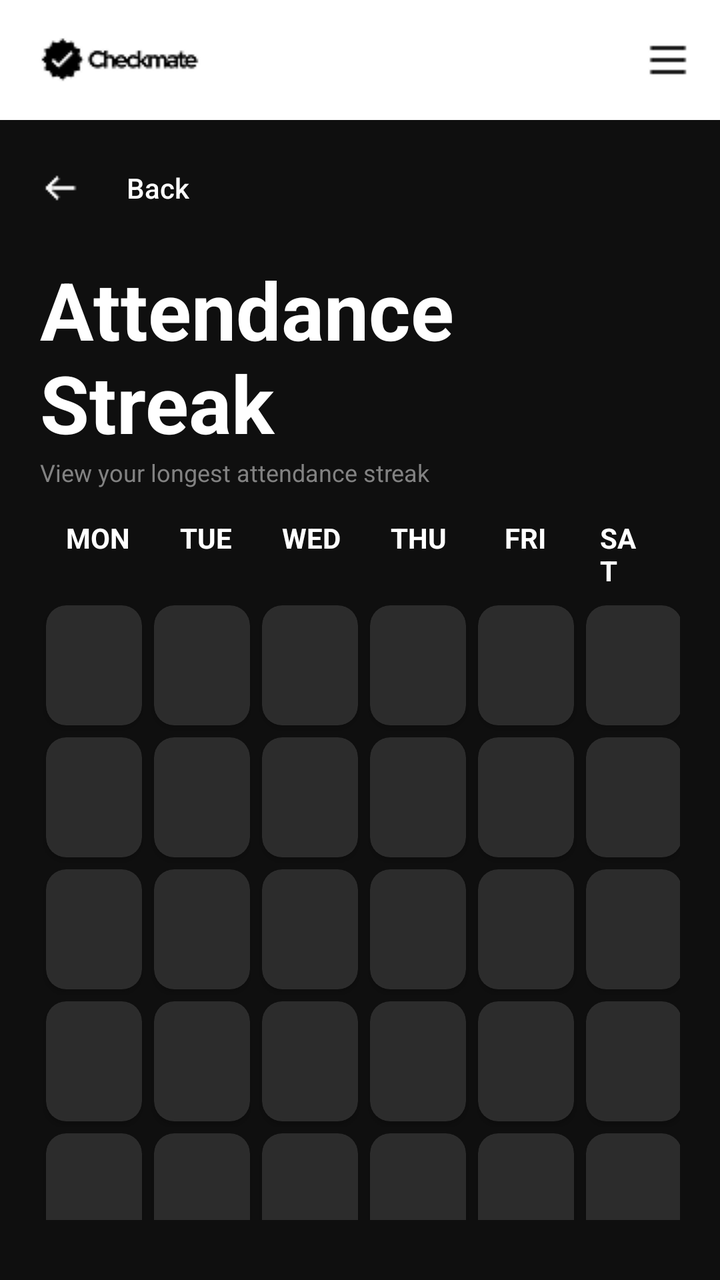
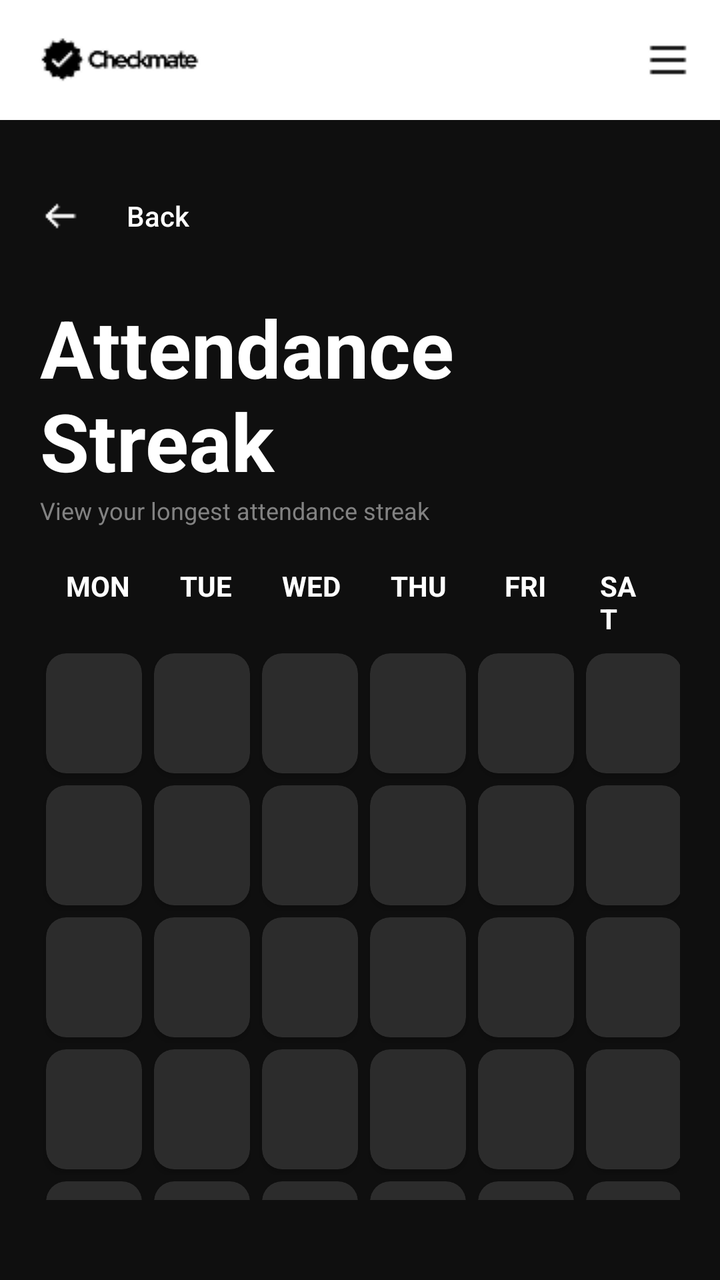

Screens rendered from an Android XML layout before and after an edit, with the pre-edit source and the edit as a unified diff.
<!-- AndroidManifest.xml: application theme Theme.AuthTest -->
<!-- res/layout/activity_attendance_streak.xml -->
<?xml version="1.0" encoding="utf-8"?>
<androidx.drawerlayout.widget.DrawerLayout xmlns:android="http://schemas.android.com/apk/res/android"
    xmlns:tools="http://schemas.android.com/tools"
    xmlns:app="http://schemas.android.com/apk/res-auto"
    android:id="@+id/main"
    android:layout_width="match_parent"
    android:layout_height="match_parent"
    android:orientation="vertical"
    android:background="#0F0F0F"
    android:fitsSystemWindows="true"
    tools:context=".AttendanceStreak">

    <LinearLayout
        android:layout_width="match_parent"
        android:layout_height="match_parent"
        android:orientation="vertical">

        <RelativeLayout
            android:layout_width="match_parent"
            android:layout_height="60dp"
            android:background="#FFFFFF">

            <ImageView
                android:id="@+id/header_logo"
                android:layout_width="wrap_content"
                android:layout_height="wrap_content"
                android:layout_alignParentStart="true"
                android:layout_centerVertical="true"
                android:layout_marginStart="16dp"
                android:src="@drawable/header_logo"
                android:contentDescription="header_logo" />

            <ImageView
                android:id="@+id/hamburger_icon"
                android:layout_width="wrap_content"
                android:layout_height="wrap_content"
                android:layout_alignParentEnd="true"
                android:layout_centerVertical="true"
                android:layout_marginEnd="16dp"
                android:src="@drawable/hamburger_icon"
                android:contentDescription="hamburger_icon" />

        </RelativeLayout>

        <LinearLayout
            android:layout_width="match_parent"
            android:layout_height="wrap_content"
            android:paddingHorizontal="20dp"
            android:paddingTop="10dp"
            android:paddingBottom="10dp">

            <androidx.appcompat.widget.AppCompatButton
                android:id="@+id/backButton"
                android:layout_width="wrap_content"
                android:layout_height="wrap_content"
                android:background="@android:color/transparent"
                android:drawableStart="@drawable/left_arrow"
                android:drawablePadding="10dp"
                android:text="Back"
                android:textAllCaps="false"
                android:textColor="#FFFFFF" />
            
        </LinearLayout>

            <LinearLayout
                android:layout_width="match_parent"
                android:layout_height="wrap_content"
                android:orientation="vertical"
                android:paddingLeft="20dp"
                android:paddingRight="20dp"
                android:paddingBottom="20dp">

                <LinearLayout
                    android:layout_width="match_parent"
                    android:layout_height="wrap_content"
                    android:orientation="vertical"
                    android:layout_marginBottom="15dp"
                    android:paddingTop="0dp" >

                    <TextView
                        android:text="Attendance Streak"
                        android:textColor="#FFFFFF"
                        android:textStyle="bold"
                        android:textSize="40sp"
                        android:layout_width="wrap_content"
                        android:layout_height="wrap_content" />

                    <TextView
                        android:text="View your longest attendance streak"
                        android:textColor="#828282"
                        android:textSize="12sp"
                        android:layout_width="wrap_content"
                        android:layout_height="wrap_content" />

                </LinearLayout>

                <LinearLayout
                    android:layout_width="match_parent"
                    android:layout_height="wrap_content"
                    android:layout_marginBottom="5dp"
                    android:gravity="center_horizontal"
                    android:orientation="horizontal">

                    <TextView
                        android:layout_width="wrap_content"
                        android:layout_height="wrap_content"
                        android:text="MON"
                        android:textColor="#FFFFFF"
                        android:textSize="14sp"
                        android:textStyle="bold"
                        android:layout_marginLeft="13dp"
                        android:layout_marginRight="25dp"/>

                    <TextView
                        android:layout_width="wrap_content"
                        android:layout_height="wrap_content"
                        android:text="TUE"
                        android:textColor="#FFFFFF"
                        android:textSize="14sp"
                        android:textStyle="bold"
                        android:layout_marginRight="25dp"/>

                    <TextView
                        android:layout_width="wrap_content"
                        android:layout_height="wrap_content"
                        android:text="WED"
                        android:textColor="#FFFFFF"
                        android:textSize="14sp"
                        android:textStyle="bold"
                        android:layout_marginRight="25dp"/>

                    <TextView
                        android:layout_width="wrap_content"
                        android:layout_height="wrap_content"
                        android:text="THU"
                        android:textColor="#FFFFFF"
                        android:textSize="14sp"
                        android:textStyle="bold"
                        android:layout_marginRight="29dp"/>

                    <TextView
                        android:layout_width="wrap_content"
                        android:layout_height="wrap_content"
                        android:text="FRI"
                        android:textColor="#FFFFFF"
                        android:textSize="14sp"
                        android:textStyle="bold"
                        android:layout_marginRight="16dp"/>

                    <TextView
                        android:layout_width="wrap_content"
                        android:layout_height="wrap_content"
                        android:text="SAT"
                        android:textColor="#FFFFFF"
                        android:textSize="14sp"
                        android:textStyle="bold"
                        android:layout_marginLeft="11dp"
                        android:layout_marginRight="15dp"/>

                </LinearLayout>

                <LinearLayout
                    android:layout_width="match_parent"
                    android:layout_height="wrap_content"
                    android:orientation="vertical"
                    android:gravity="center_horizontal"
                    android:layout_marginBottom="10dp" >

                    <LinearLayout
                        android:layout_width="wrap_content"
                        android:layout_height="wrap_content">

                        <include
                            android:id="@+id/monday_week1"
                            layout="@layout/streak_card" />

                        <include
                            android:id="@+id/tuesday_week1"
                            layout="@layout/streak_card" />

                        <include
                            android:id="@+id/wednesday_week1"
                            layout="@layout/streak_card" />

                        <include
                            android:id="@+id/thursday_week1"
                            layout="@layout/streak_card" />

                        <include
                            android:id="@+id/friday_week1"
                            layout="@layout/streak_card" />

                        <include
                            android:id="@+id/saturday_week1"
                            layout="@layout/streak_card" />

                    </LinearLayout>

                    <LinearLayout
                        android:layout_width="wrap_content"
                        android:layout_height="wrap_content" >

                        <include
                            android:id="@+id/monday_week2"
                            layout="@layout/streak_card" />

                        <include
                            android:id="@+id/tuesday_week2"
                            layout="@layout/streak_card" />

                        <include
                            android:id="@+id/wednesday_week2"
                            layout="@layout/streak_card" />

                        <include
                            android:id="@+id/thursday_week2"
                            layout="@layout/streak_card" />

                        <include
                            android:id="@+id/friday_week2"
                            layout="@layout/streak_card" />

                        <include
                            android:id="@+id/saturday_week2"
                            layout="@layout/streak_card" />
                        
                    </LinearLayout>
                    
                    <LinearLayout
                        android:layout_width="wrap_content"
                        android:layout_height="wrap_content" >

                        <include
                            android:id="@+id/monday_week3"
                            layout="@layout/streak_card" />

                        <include
                            android:id="@+id/tuesday_week3"
                            layout="@layout/streak_card" />

                        <include
                            android:id="@+id/wednesday_week3"
                            layout="@layout/streak_card" />

                        <include
                            android:id="@+id/thursday_week3"
                            layout="@layout/streak_card" />

                        <include
                            android:id="@+id/friday_week3"
                            layout="@layout/streak_card" />

                        <include
                            android:id="@+id/saturday_week3"
                            layout="@layout/streak_card" />
                        
                    </LinearLayout>

                    <LinearLayout
                        android:layout_width="wrap_content"
                        android:layout_height="wrap_content" >

                        <include
                            android:id="@+id/monday_week4"
                            layout="@layout/streak_card" />

                        <include
                            android:id="@+id/tuesday_week4"
                            layout="@layout/streak_card" />

                        <include
                            android:id="@+id/wednesday_week4"
                            layout="@layout/streak_card" />

                        <include
                            android:id="@+id/thursday_week4"
                            layout="@layout/streak_card" />

                        <include
                            android:id="@+id/friday_week4"
                            layout="@layout/streak_card" />

                        <include
                            android:id="@+id/saturday_week4"
                            layout="@layout/streak_card" />
                        
                    </LinearLayout>

                    <LinearLayout
                        android:layout_width="wrap_content"
                        android:layout_height="wrap_content" >

                        <include
                            android:id="@+id/monday_week5"
                            layout="@layout/streak_card" />

                        <include
                            android:id="@+id/tuesday_week5"
                            layout="@layout/streak_card" />

                        <include
                            android:id="@+id/wednesday_week5"
                            layout="@layout/streak_card" />

                        <include
                            android:id="@+id/thursday_week5"
                            layout="@layout/streak_card" />

                        <include
                            android:id="@+id/friday_week5"
                            layout="@layout/streak_card" />

                        <include
                            android:id="@+id/saturday_week5"
                            layout="@layout/streak_card" />

                    </LinearLayout>

                </LinearLayout>

                <TextView
                    android:layout_width="wrap_content"
                    android:layout_height="wrap_content"
                    android:text="Streaks are counted only for Present attendance."
                    android:textColor="#888888"
                    android:textSize="14sp"
                    android:layout_gravity="center_horizontal"
                    android:layout_marginBottom="10dp" />

                <LinearLayout
                    android:layout_width="match_parent"
                    android:layout_height="wrap_content"
                    android:orientation="horizontal"
                    android:gravity="center_vertical"
                    android:layout_marginBottom="20dp">

                    <TextView
                        android:layout_width="0dp"
                        android:layout_height="wrap_content"
                        android:layout_weight="1"
                        android:text="Longest Streak"
                        android:textColor="#FFFFFF"
                        android:textSize="20sp"
                        android:textStyle="bold"/>

                    <TextView
                        android:id="@+id/longestStreakNumber"
                        android:layout_width="wrap_content"
                        android:layout_height="wrap_content"
                        android:text="6"
                        android:textColor="#FFFFFF"
                        android:textSize="20sp"
                        android:textStyle="bold" />

                </LinearLayout>

            </LinearLayout>

        </LinearLayout>

    <com.google.android.material.navigation.NavigationView
        android:id="@+id/navigation_view"
        android:layout_width="280dp"
        android:layout_height="match_parent"
        android:layout_gravity="start"
        android:fitsSystemWindows="true"
        android:background="#1A1A1A"
        app:menu="@menu/menu_drawer"
        app:headerLayout="@layout/drawer_header"
        app:itemTextColor="@color/menu_item_color"
        app:itemIconTint="@color/menu_item_color" />

</androidx.drawerlayout.widget.DrawerLayout>
<!-- res/layout/streak_card.xml (included above) -->
<?xml version="1.0" encoding="utf-8"?>
<androidx.cardview.widget.CardView xmlns:android="http://schemas.android.com/apk/res/android"
    xmlns:app="http://schemas.android.com/apk/res-auto"
    android:id="@+id/seatPlanCard"
    android:layout_width="48dp"
    android:layout_height="60dp"
    android:layout_margin="3dp"
    app:cardBackgroundColor="#2C2C2C"
    app:cardCornerRadius="10dp" >

</androidx.cardview.widget.CardView>
<!-- res/layout/drawer_header.xml (included above) -->
<?xml version="1.0" encoding="utf-8"?>
<LinearLayout xmlns:android="http://schemas.android.com/apk/res/android"
    android:layout_width="match_parent"
    android:layout_height="200dp"
    android:orientation="vertical"
    android:gravity="bottom"
    android:padding="20dp"
    android:background="#0F0F0F">

    <ImageView
        android:id="@+id/drawer_user_avatar"
        android:layout_width="60dp"
        android:layout_height="60dp"
        android:src="@drawable/default_avatar"
        android:contentDescription="user_avatar"
        android:layout_marginBottom="15dp" />

    <TextView
        android:id="@+id/drawer_user_name"
        android:layout_width="wrap_content"
        android:layout_height="wrap_content"
        android:text="User Name"
        android:textColor="#FFFFFF"
        android:textSize="24sp"
        android:textStyle="bold" />

    <TextView
        android:id="@+id/drawer_user_email"
        android:layout_width="wrap_content"
        android:layout_height="wrap_content"
        android:text="user@example.com"
        android:textColor="#828282"
        android:textSize="12sp" />

</LinearLayout>
<!-- resources referenced by this layout -->
<resources>
  <!-- drawable default_avatar (drawable) -->
  <?xml version="1.0" encoding="utf-8"?>
  <vector xmlns:android="http://schemas.android.com/apk/res/android"
      android:width="24dp"
      android:height="24dp"
      android:viewportWidth="24"
      android:viewportHeight="24">
      <path
          android:fillColor="#FFFFFF"
          android:pathData="M12,12c2.21,0 4,-1.79 4,-4s-1.79,-4 -4,-4 -4,1.79 -4,4 1.79,4 4,4zm0,2c-2.67,0 -8,1.34 -8,4v2h16v-2c0,-2.66 -5.33,-4 -8,-4z" />
  </vector>
  <!-- drawable hamburger_icon: png bitmap (drawable, 177 bytes) -->
  <!-- drawable header_logo: png bitmap (drawable, 1337 bytes) -->
  <!-- drawable left_arrow: png bitmap (drawable, 316 bytes) -->
  <style name="Theme.AuthTest" parent="Base.Theme.AuthTest" />
  <style name="Base.Theme.AuthTest" parent="Theme.Material3.DayNight.NoActionBar">
          
          
      </style>
</resources>

<!-- the commit's change to res/layout/activity_attendance_streak.xml (unified diff, before → after) -->
@@ -46,8 +46,8 @@
             android:layout_width="match_parent"
             android:layout_height="wrap_content"
             android:paddingHorizontal="20dp"
-            android:paddingTop="10dp"
-            android:paddingBottom="10dp">
+            android:paddingTop="24dp"
+            android:paddingBottom="15dp">
 
             <androidx.appcompat.widget.AppCompatButton
                 android:id="@+id/backButton"
@@ -59,12 +59,12 @@
                 android:text="Back"
                 android:textAllCaps="false"
                 android:textColor="#FFFFFF" />
-            
+
         </LinearLayout>
 
             <LinearLayout
                 android:layout_width="match_parent"
-                android:layout_height="wrap_content"
+                android:layout_height="match_parent"
                 android:orientation="vertical"
                 android:paddingLeft="20dp"
                 android:paddingRight="20dp"
@@ -74,8 +74,7 @@
                     android:layout_width="match_parent"
                     android:layout_height="wrap_content"
                     android:orientation="vertical"
-                    android:layout_marginBottom="15dp"
-                    android:paddingTop="0dp" >
+                    android:layout_marginBottom="20dp" >
 
                     <TextView
                         android:text="Attendance Streak"
@@ -164,7 +163,7 @@
                     android:layout_height="wrap_content"
                     android:orientation="vertical"
                     android:gravity="center_horizontal"
-                    android:layout_marginBottom="10dp" >
+                    android:layout_marginBottom="20dp" >
 
                     <LinearLayout
                         android:layout_width="wrap_content"
@@ -325,7 +324,7 @@
                     android:textColor="#888888"
                     android:textSize="14sp"
                     android:layout_gravity="center_horizontal"
-                    android:layout_marginBottom="10dp" />
+                    android:layout_marginBottom="20dp" />
 
                 <LinearLayout
                     android:layout_width="match_parent"
